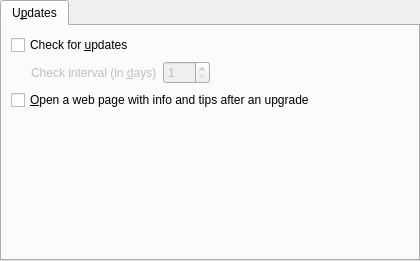
The window that src/prefupdates.ui (wilbert2000/wzplayer) describes before a commit, drawn with Qt 5.
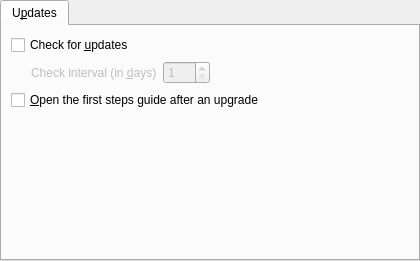
The same window after the commit.

Commit message: Change another text in the update section

Diff of the .ui file:
```diff
--- a/src/prefupdates.ui
+++ b/src/prefupdates.ui
@@ -101,7 +101,7 @@
           </sizepolicy>
          </property>
          <property name="text">
-          <string>&amp;Open a web page with info and tips after an upgrade</string>
+          <string>&amp;Open the first steps guide after an upgrade</string>
          </property>
         </widget>
        </item>
```
The commit also changes 1 other file.
